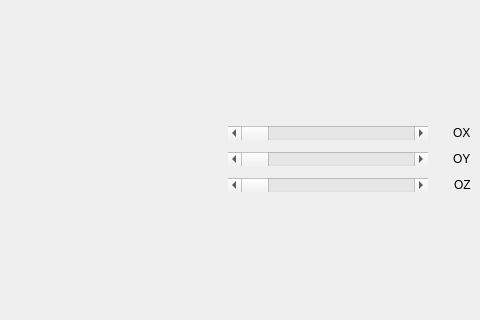
This is lab3/MainWindow.ui in KillReal01/Computer-graphics as Qt 5 draws it before an edit; both pictures show x 320 to 800 and y 141 to 461 of the 800 by 600 pixel window. The edited form follows.
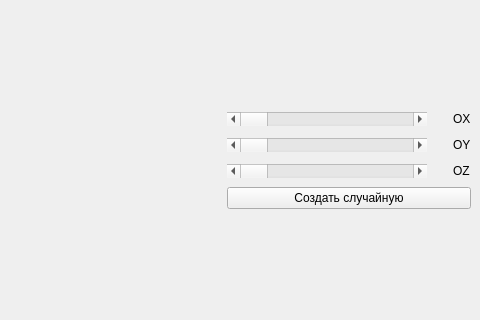
This is the edited form. Custom widgets are drawn as their Qt base class.

Commit message: added random button

Patch:
```diff
--- a/lab3/MainWindow.ui
+++ b/lab3/MainWindow.ui
@@ -198,6 +198,13 @@
           </item>
          </layout>
         </item>
+        <item>
+         <widget class="QPushButton" name="buttonCreateRandom">
+          <property name="text">
+           <string>Создать случайную</string>
+          </property>
+         </widget>
+        </item>
         <item>
          <spacer name="verticalSpacer">
           <property name="orientation">
```
The commit also changes 4 other files.
